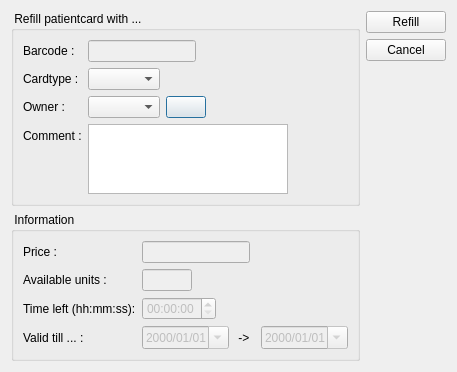
First picture: the form in client/dlgpatientcardrefill.ui, repository tbikfalvi/Belenus, before the edit.
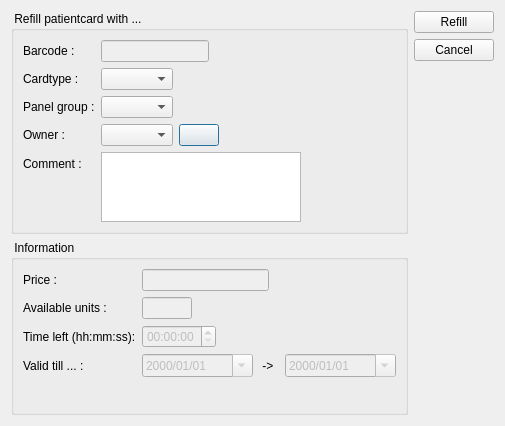
Second picture: the form after the edit.

Diff of the .ui file:
```diff
--- a/client/dlgpatientcardrefill.ui
+++ b/client/dlgpatientcardrefill.ui
@@ -6,8 +6,8 @@
    <rect>
     <x>0</x>
     <y>0</y>
-    <width>431</width>
-    <height>353</height>
+    <width>505</width>
+    <height>426</height>
    </rect>
   </property>
   <property name="windowTitle">
@@ -70,13 +70,40 @@
          </layout>
         </item>
         <item row="2" column="0">
+         <widget class="QLabel" name="lblPanelGroup">
+          <property name="text">
+           <string>Panel group :</string>
+          </property>
+         </widget>
+        </item>
+        <item row="2" column="1">
+         <layout class="QHBoxLayout" name="horizontalLayout_8">
+          <item>
+           <widget class="QComboBox" name="cmbPanelGroup"/>
+          </item>
+          <item>
+           <spacer name="horizontalSpacer_6">
+            <property name="orientation">
+             <enum>Qt::Horizontal</enum>
+            </property>
+            <property name="sizeHint" stdset="0">
+             <size>
+              <width>40</width>
+              <height>20</height>
+             </size>
+            </property>
+           </spacer>
+          </item>
+         </layout>
+        </item>
+        <item row="3" column="0">
          <widget class="QLabel" name="lblPatient">
           <property name="text">
            <string>Owner :</string>
           </property>
          </widget>
         </item>
-        <item row="2" column="1">
+        <item row="3" column="1">
          <layout class="QHBoxLayout" name="horizontalLayout">
           <item>
            <widget class="QComboBox" name="cmbPatient">
@@ -107,14 +134,14 @@
           </item>
          </layout>
         </item>
-        <item row="3" column="0">
+        <item row="4" column="0">
          <widget class="QLabel" name="lblComment">
           <property name="text">
            <string>Comment :</string>
           </property>
          </widget>
         </item>
-        <item row="3" column="1">
+        <item row="4" column="1">
          <widget class="QPlainTextEdit" name="pteComment">
           <property name="sizePolicy">
            <sizepolicy hsizetype="Fixed" vsizetype="Fixed">
```
